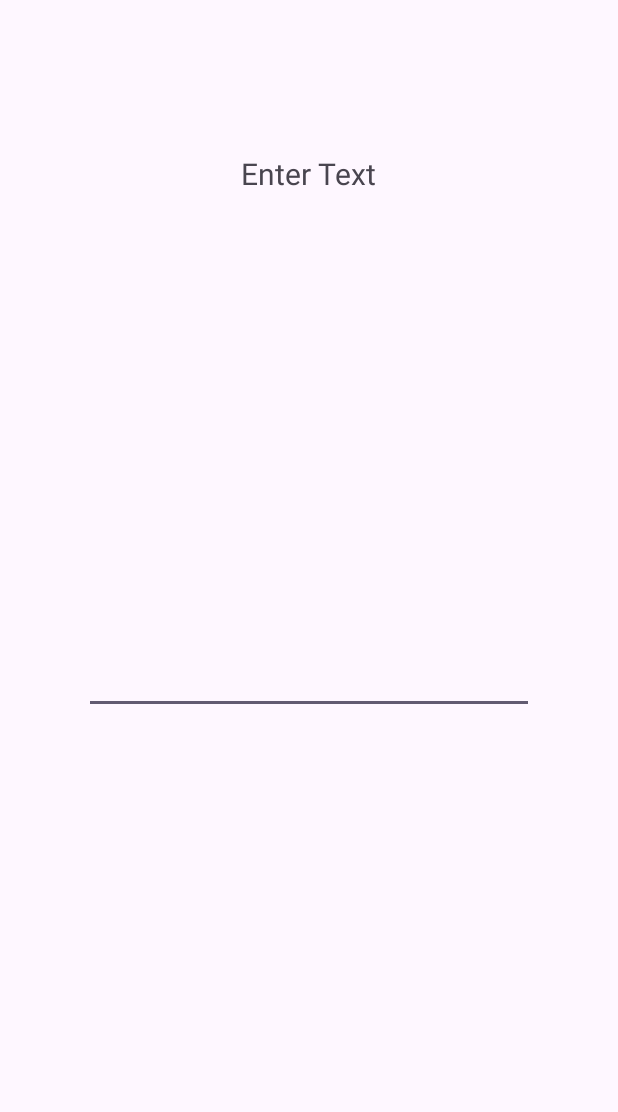
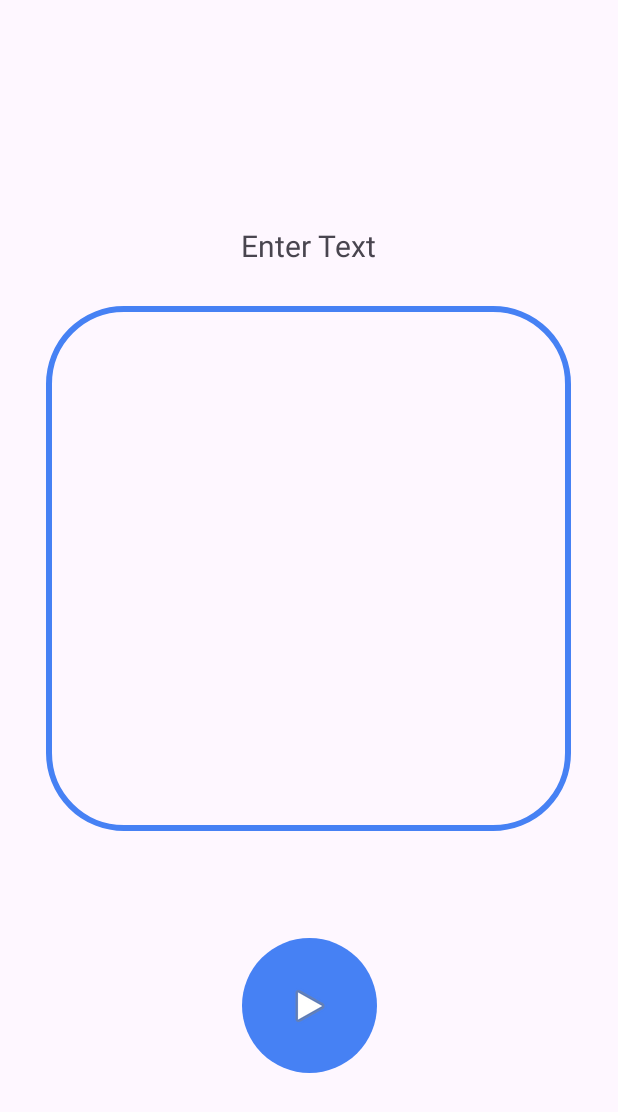
Before and after one commit to horizon-afk/PlaneText, an Android app: the screen it shows after launch (MainActivity), on a phone screen of 412 x 824 dp. Before the commit the part shown is almost empty. Shown: the top 1112 px of the screen. Run offline under Robolectric (Android 15) with nearby library versions, the phone set to English and light mode, and no system bars.

Commit message:
Implemented basic UI

```diff
--- a/app/src/main/java/com/example/planetext/MainActivity.kt
+++ b/app/src/main/java/com/example/planetext/MainActivity.kt
@@ -1,11 +1,13 @@
 package com.example.planetext
 
+import android.os.Bundle
+import android.view.Window
 import androidx.appcompat.app.AppCompatActivity
-import android.os.Bundle
 
 class MainActivity : AppCompatActivity() {
     override fun onCreate(savedInstanceState: Bundle?) {
         super.onCreate(savedInstanceState)
+        this.supportRequestWindowFeature(Window.FEATURE_NO_TITLE)
         setContentView(R.layout.activity_main)
     }
 }
--- /dev/null
+++ b/app/src/main/res/drawable/button_style.xml
@@ -0,0 +1,8 @@
+<?xml version="1.0" encoding="utf-8"?>
+<shape xmlns:android="http://schemas.android.com/apk/res/android">
+    <solid android:color="@color/blue"/>
+    <corners android:radius="500dp"/>
+    <size android:width="100sp"
+        android:height="100sp"/>
+
+</shape>
--- /dev/null
+++ b/app/src/main/res/drawable/layout_border.xml
@@ -0,0 +1,6 @@
+<?xml version="1.0" encoding="utf-8"?>
+<shape xmlns:android="http://schemas.android.com/apk/res/android">
+    <stroke android:width="4sp" android:color="@color/blue" />
+    <corners android:radius="50sp"/>
+    <padding android:left="0dip" android:top="0dip" android:right="0dip" android:bottom="0dip" />
+</shape>
--- a/app/src/main/res/layout/activity_main.xml
+++ b/app/src/main/res/layout/activity_main.xml
@@ -4,30 +4,65 @@
     xmlns:tools="http://schemas.android.com/tools"
     android:layout_width="match_parent"
     android:layout_height="match_parent"
+    android:outlineProvider="none"
     tools:context=".MainActivity">
 
     <TextView
         android:id="@+id/textView"
         android:layout_width="wrap_content"
         android:layout_height="wrap_content"
-        android:layout_marginTop="102dp"
-        android:text="Enter Text"
-        android:textSize="20dp"
+        android:layout_marginTop="150dp"
+        android:text="@string/enter_text"
+        android:textSize="20sp"
         app:layout_constraintEnd_toEndOf="parent"
         app:layout_constraintHorizontal_bias="0.498"
         app:layout_constraintStart_toStartOf="parent"
         app:layout_constraintTop_toTopOf="parent" />
 
-    <EditText
-        android:id="@+id/editTextTextMultiLine"
-        android:layout_width="300dp"
-        android:layout_height="276dp"
-        android:layout_marginTop="200dp"
-        android:ems="10"
-        android:gravity="start|top"
-        android:inputType="textMultiLine"
-        android:singleLine="false"
+    <androidx.constraintlayout.widget.ConstraintLayout
+        android:id="@+id/constraintLayout"
+        android:layout_width="350sp"
+        android:layout_height="350sp"
+        android:layout_marginTop="204dp"
+        android:background="@drawable/layout_border"
+        android:foregroundTintMode="add"
+        app:layout_constraintEnd_toEndOf="parent"
+        app:layout_constraintHorizontal_bias="0.494"
+        app:layout_constraintStart_toStartOf="parent"
+        app:layout_constraintTop_toTopOf="parent">
+
+        <EditText
+            android:id="@+id/textInputField"
+            android:layout_width="320sp"
+            android:layout_height="320sp"
+            android:background="@null"
+            android:ems="10"
+            android:importantForAccessibility="no"
+            android:importantForAutofill="no"
+            android:inputType="textMultiLine"
+            android:labelFor="@id/textInputField"
+            android:maxLength="50"
+            android:maxLines="4"
+            android:minLines="1"
+            android:scrollHorizontally="false"
+            android:textSize="30sp"
+
+            app:layout_constraintBottom_toBottomOf="parent"
+            app:layout_constraintEnd_toEndOf="parent"
+            app:layout_constraintStart_toStartOf="parent"
+            app:layout_constraintTop_toTopOf="parent" />
+    </androidx.constraintlayout.widget.ConstraintLayout>
+
+    <ImageButton
+        android:id="@+id/displayBtn"
+        android:layout_width="90sp"
+        android:layout_height="90sp"
+        android:layout_marginTop="625dp"
+        android:background="@drawable/button_style"
+        android:importantForAccessibility="no"
         app:layout_constraintEnd_toEndOf="parent"
         app:layout_constraintStart_toStartOf="parent"
-        app:layout_constraintTop_toTopOf="parent" />
+        app:layout_constraintTop_toTopOf="parent"
+        app:srcCompat="@android:drawable/ic_media_play" />
+
 </androidx.constraintlayout.widget.ConstraintLayout>
--- a/app/src/main/res/values-night/themes.xml
+++ b/app/src/main/res/values-night/themes.xml
@@ -1,7 +1,11 @@
-<resources xmlns:tools="http://schemas.android.com/tools">
+<resources>
     <!-- Base application theme. -->
     <style name="Base.Theme.PlaneText" parent="Theme.Material3.DayNight.NoActionBar">
         <!-- Customize your dark theme here. -->
         <!-- <item name="colorPrimary">@color/my_dark_primary</item> -->
+        <item name="colorPrimary">@color/black</item>
+        <item name="colorSecondary">@color/white</item>
+        <item name="android:background">@color/black</item>
+
     </style>
 </resources>
--- a/app/src/main/res/values/colors.xml
+++ b/app/src/main/res/values/colors.xml
@@ -2,4 +2,5 @@
 <resources>
     <color name="black">#FF000000</color>
     <color name="white">#FFFFFFFF</color>
+    <color name="blue">#4681F4</color>
 </resources>
--- a/app/src/main/res/values/strings.xml
+++ b/app/src/main/res/values/strings.xml
@@ -1,3 +1,4 @@
 <resources>
     <string name="app_name">PlaneText</string>
+    <string name="enter_text">Enter Text</string>
 </resources>
--- a/app/src/main/res/values/themes.xml
+++ b/app/src/main/res/values/themes.xml
@@ -1,8 +1,11 @@
-<resources xmlns:tools="http://schemas.android.com/tools">
+<resources>
     <!-- Base application theme. -->
     <style name="Base.Theme.PlaneText" parent="Theme.Material3.DayNight.NoActionBar">
         <!-- Customize your light theme here. -->
         <!-- <item name="colorPrimary">@color/my_light_primary</item> -->
+        <item name="colorPrimary">@color/white</item>
+        <item name="colorSecondary">@color/black</item>
+
     </style>
 
     <style name="Theme.PlaneText" parent="Base.Theme.PlaneText" />
```
